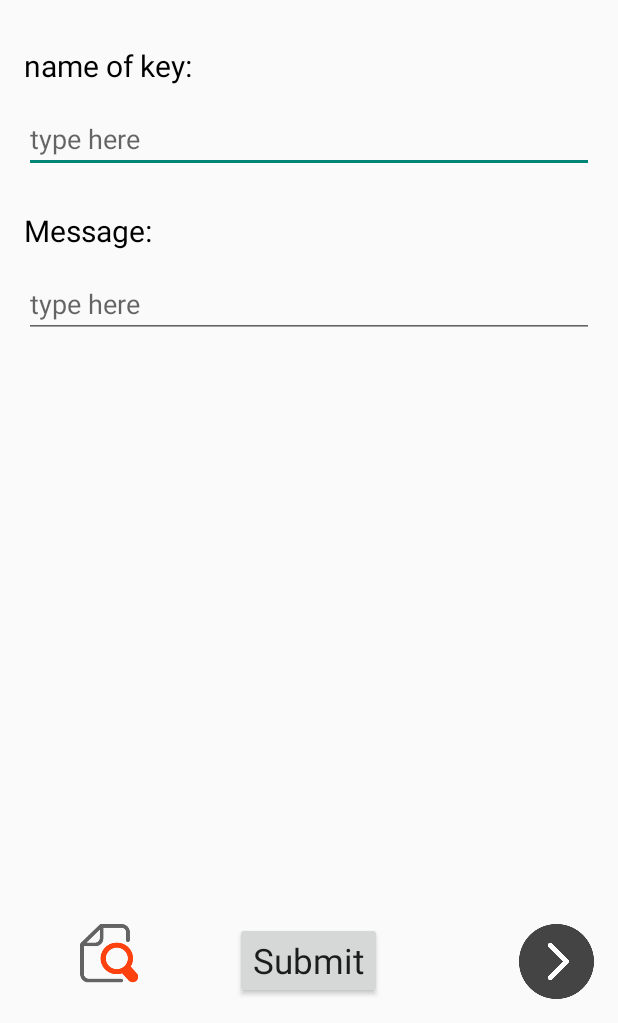
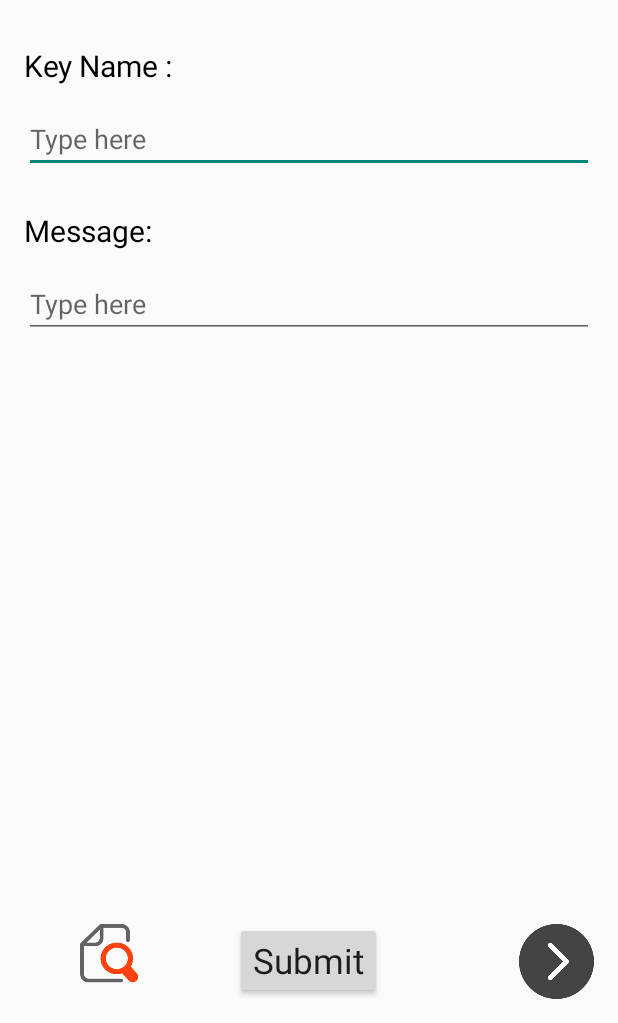
Before and after one commit to chung1007/FireBase-App, an Android app: the dataPage screen opened directly, with no data from a screen before it, on a phone screen of 412 x 824 dp, the part 213-1236 px from its top. Run offline under Robolectric (Android 15) with nearby library versions, the phone set to English and light mode, and no system bars; libraries missing offline, so code that uses them is left out: com.firebase.client; 1 statement that could not run was skipped.

Commit message:
New Changes.

```diff
--- a/app/src/main/res/layout/datapage.xml
+++ b/app/src/main/res/layout/datapage.xml
@@ -10,7 +10,7 @@
        android:layout_width="wrap_content"
        android:layout_height="wrap_content"
        android:layout_marginTop="100dp"
-       android:text = "name of key:"
+       android:text = "Key Name :"
        android:textColor="#000000"
        android:textSize="20dp"
        android:id="@+id/textView2" />
@@ -19,7 +19,7 @@
         android:id="@+id/keyName"
         android:layout_width="fill_parent"
         android:layout_height="wrap_content"
-        android:hint = "@string/type"
+        android:hint = "Type here"
         android:layout_marginTop="140dp"
         android:layout_alignParentLeft="true"
         android:layout_alignParentStart="true"
@@ -28,7 +28,7 @@
     <TextView
         android:layout_width="wrap_content"
         android:layout_height="wrap_content"
-        android:text = "Message:"
+        android:text = "Message: "
         android:textSize="20dp"
         android:textColor="#000000"
         android:layout_marginTop="210dp"
@@ -42,7 +42,7 @@
         android:layout_width="fill_parent"
         android:layout_height="wrap_content"
         android:layout_marginTop="250dp"
-        android:hint = "@string/type"
+        android:hint = "Type here"
         android:inputType="textMultiLine"/>
 
 </LinearLayout>
```
Also changed, not shown: app/src/main/java/com/example/sam/firebaseapp/Back.java (deleted, +0 -52 lines).
